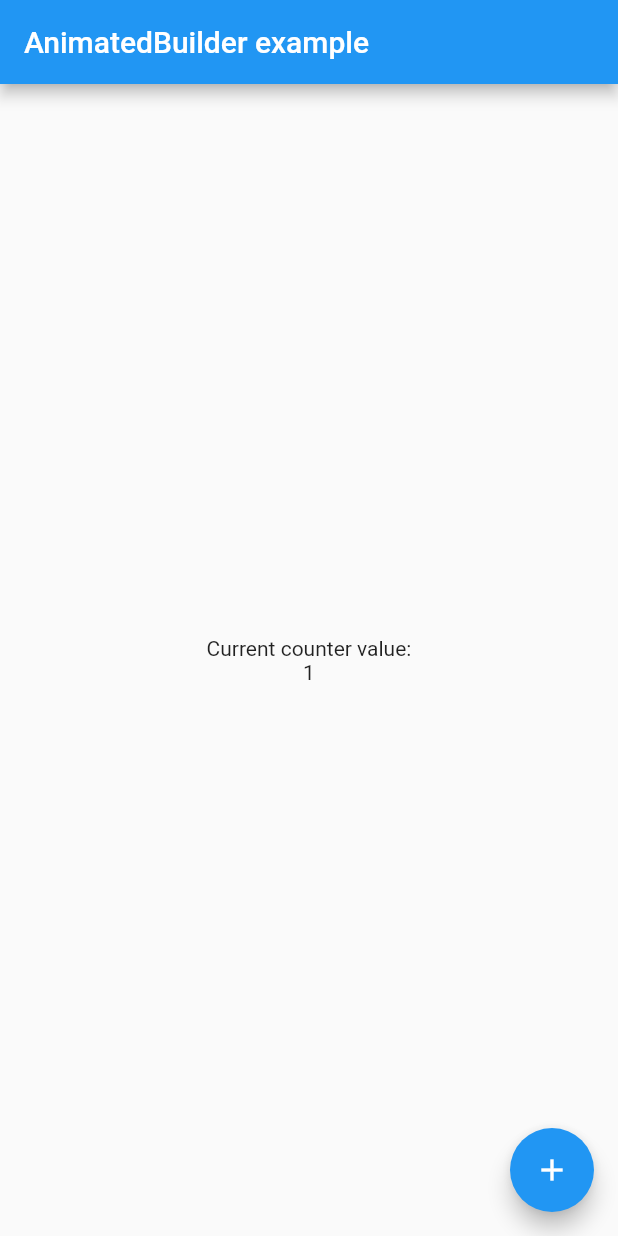
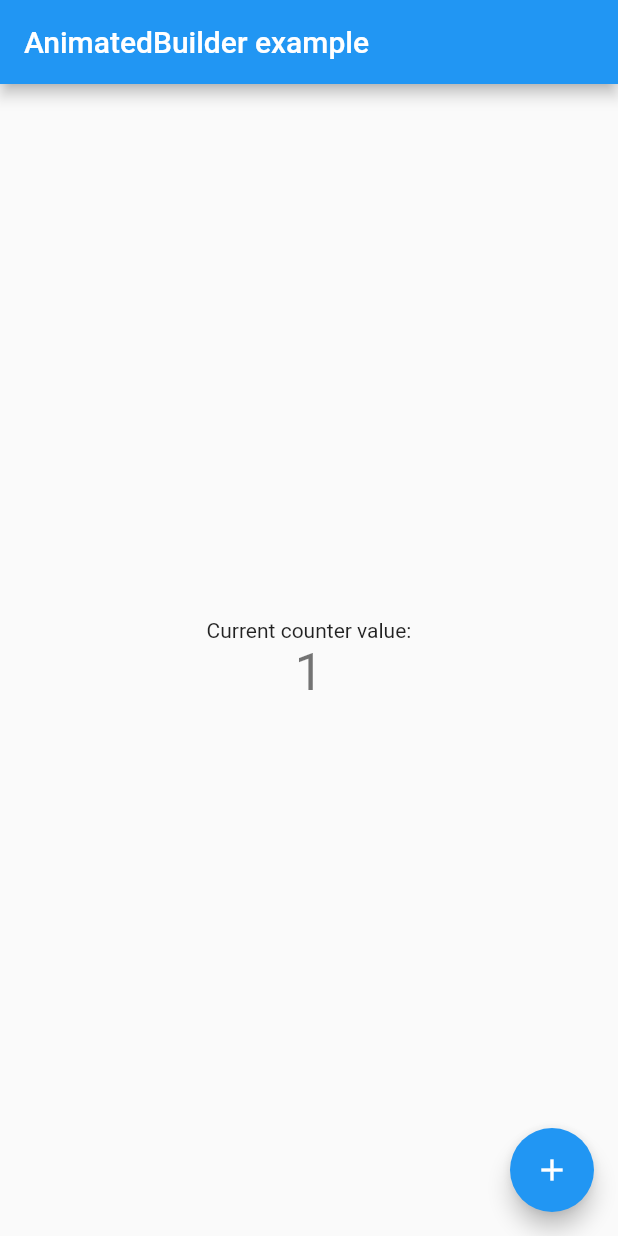
Before and after one commit to BenBtg/flutter_counter, a Flutter app: the screen it shows after launch, after a tap on the "add" icon, on a phone screen of 412 x 824 dp. Run offline on Flutter 3.47's test engine with Material 2 defaults, Android fonts, the phone set to English and light mode, and no system bars; our stand-ins replace flutter_riverpod.

Commit message:
Migrated to RiverPod StateNotifierProvider

```diff
--- a/lib/main.dart
+++ b/lib/main.dart
@@ -1,53 +1,55 @@
 import 'package:flutter/material.dart';
+import 'package:flutter_riverpod/flutter_riverpod.dart';
+
+final counterProvider =
+    StateNotifierProvider<CounterNotifier, int>((ref) => CounterNotifier());
+
+class CounterNotifier extends StateNotifier<int> {
+  CounterNotifier() : super(0);
+
+  void increment() => state++;
+  void decrement() => state--;
+}
 
 class CounterBody extends StatelessWidget {
-  const CounterBody({Key? key, required this.counterValueNotifier})
-      : super(key: key);
-
-  final ValueNotifier<int> counterValueNotifier;
+  const CounterBody({Key? key}) : super(key: key);
 
   @override
   Widget build(BuildContext context) {
     return Center(
       child: Column(
         mainAxisAlignment: MainAxisAlignment.center,
-        children: <Widget>[
+        children: [
           const Text('Current counter value:'),
-          // Thanks to the [AnimatedBuilder], only the widget displaying the
-          // current count is rebuilt when `counterValueNotifier` notifies its
-          // listeners. The [Text] widget above and [CounterBody] itself aren't
-          // rebuilt.
-          AnimatedBuilder(
-            // [AnimatedBuilder] accepts any [Listenable] subtype.
-            animation: counterValueNotifier,
-            builder: (BuildContext context, Widget? child) {
-              return Text('${counterValueNotifier.value}');
-            },
-          ),
+          Counter(),
         ],
       ),
     );
   }
 }
 
-class MyApp extends StatefulWidget {
-  const MyApp({Key? key}) : super(key: key);
+class Counter extends ConsumerWidget {
+  const Counter({Key? key}) : super(key: key);
 
   @override
-  State<MyApp> createState() => _MyAppState();
+  Widget build(BuildContext context, WidgetRef ref) {
+    return Text(
+      '${ref.watch(counterProvider)}',
+      style: Theme.of(context).textTheme.headline4,
+    );
+  }
 }
 
-class _MyAppState extends State<MyApp> {
-  final ValueNotifier<int> _counter = ValueNotifier<int>(0);
-
+class MyApp extends ConsumerWidget {
   @override
-  Widget build(BuildContext context) {
+  Widget build(BuildContext context, WidgetRef ref) {
+    final counter = ref.read(counterProvider.notifier);
     return MaterialApp(
       home: Scaffold(
         appBar: AppBar(title: const Text('AnimatedBuilder example')),
-        body: CounterBody(counterValueNotifier: _counter),
+        body: const CounterBody(),
         floatingActionButton: FloatingActionButton(
-          onPressed: () => _counter.value++,
+          onPressed: () => counter.increment(),
           child: const Icon(Icons.add),
         ),
       ),
@@ -56,5 +58,5 @@ class _MyAppState extends State<MyApp> {
 }
 
 void main() {
-  runApp(const MyApp());
+  runApp(ProviderScope(child: MyApp()));
 }
--- a/pubspec.yaml
+++ b/pubspec.yaml
@@ -34,7 +34,7 @@ dependencies:
   # The following adds the Cupertino Icons font to your application.
   # Use with the CupertinoIcons class for iOS style icons.
   cupertino_icons: ^1.0.2
-  flutter_riverpod: ^1.0.4
+  flutter_riverpod: ^2.0.0-dev.5
 
 dev_dependencies:
   flutter_test:
```
Also changed, not shown: pubspec.lock.
